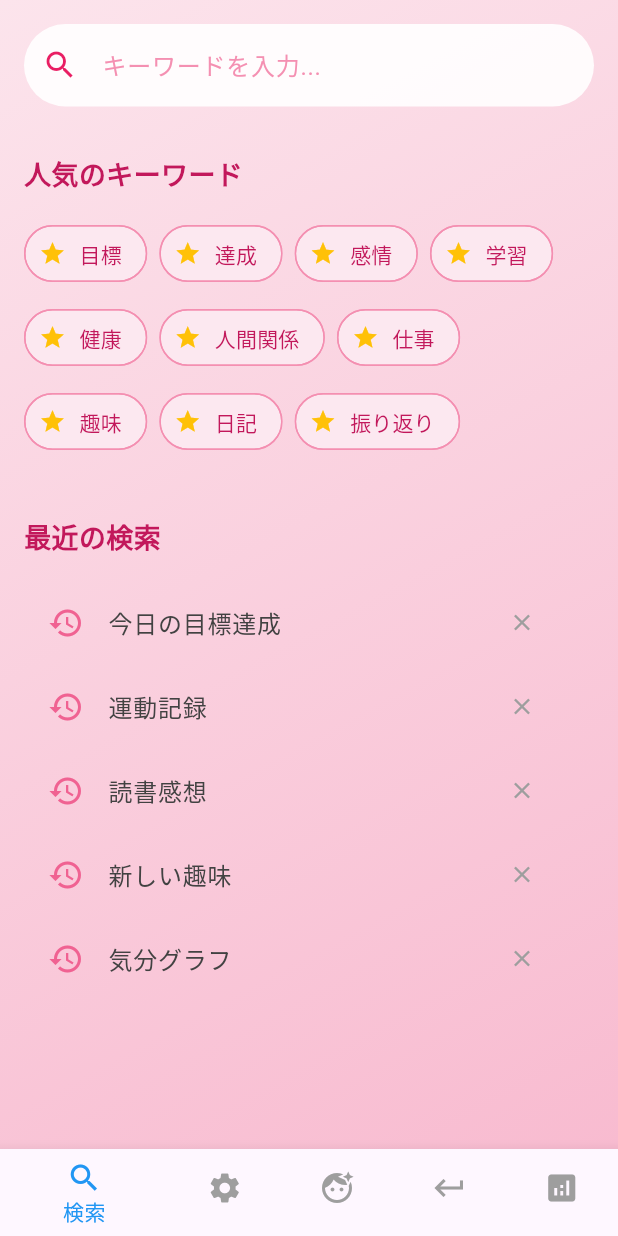
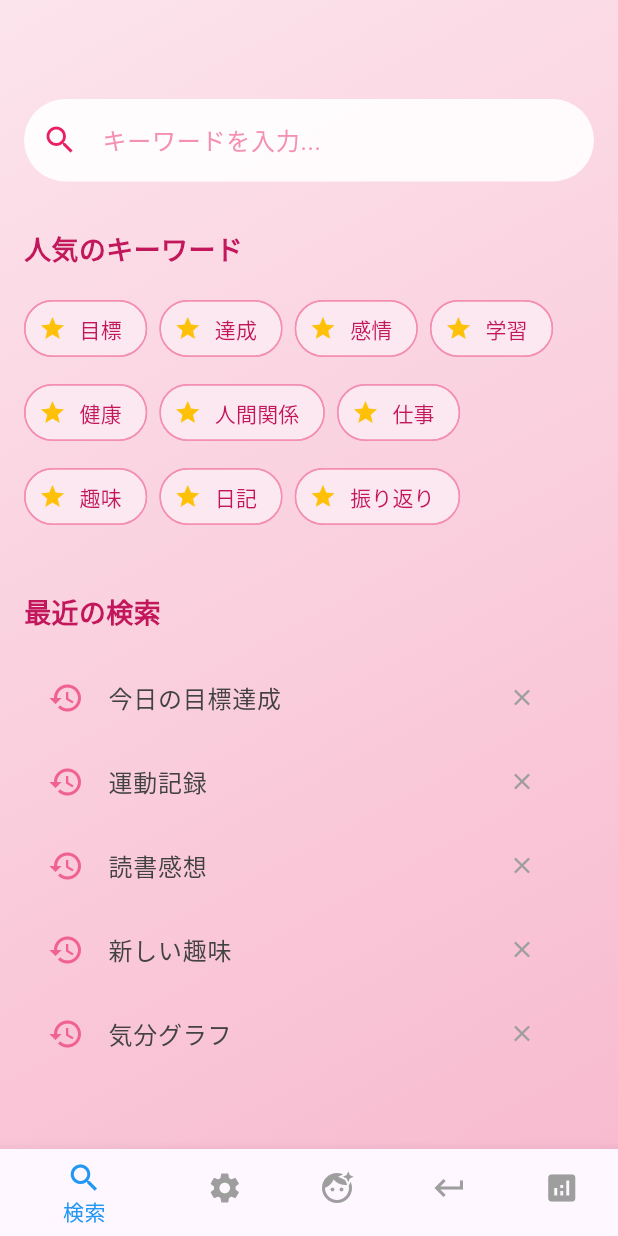
Before and after one commit to yukinkomob/Gakush, a Flutter app: the screen it shows after launch, on a phone screen of 412 x 824 dp. Run offline on Flutter 3.47's test engine with Material 3 defaults, Android fonts, the phone set to English and light mode, and no system bars; our stand-ins replace fl_chart.

Commit message:
paddingを調整

```diff
--- a/lib/screens/search_screen.dart
+++ b/lib/screens/search_screen.dart
@@ -80,6 +80,7 @@ class _SearchScreenState extends State<SearchScreen> {
   Widget build(BuildContext context) {
     return Scaffold(
       body: Container(
+        padding: EdgeInsets.fromLTRB(0, 50, 0, 0),
         decoration: BoxDecoration(
           gradient: LinearGradient(
             colors: [Colors.pink.shade50, Colors.pink.shade100], // 淡いピンクのグラデーション
```
